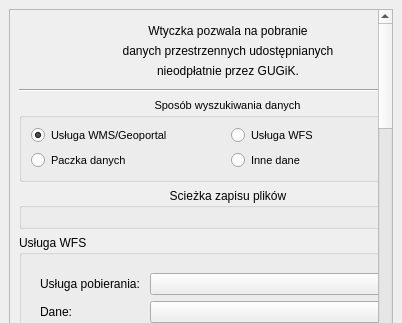
envirosolutionspl/pobieracz_danych_gugik, file pobieracz_danych_gugik_base.ui: the form before one commit; both pictures show x 0 to 402 and y 0 to 323 of the 402 by 919 pixel window.
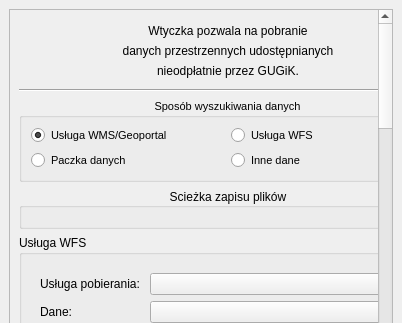
The form after the commit. Icons and pictures are not drawn. Custom widgets are drawn as their Qt base class.

Commit message: #104 zwijanie comboboxów dla powiatów, województw i gmin

What changed in the file:
```diff
--- a/pobieracz_danych_gugik_base.ui
+++ b/pobieracz_danych_gugik_base.ui
@@ -34,9 +34,9 @@
        <property name="geometry">
         <rect>
          <x>0</x>
-         <y>-59</y>
-         <width>361</width>
-         <height>1338</height>
+         <y>0</y>
+         <width>382</width>
+         <height>877</height>
         </rect>
        </property>
        <layout class="QVBoxLayout" name="verticalLayout_2">
@@ -144,9 +144,9 @@
           <property name="title">
            <string>Sposób wyszukiwania danych</string>
           </property>
-             <property name="alignment">
-              <set>Qt::AlignHCenter|Qt::AlignTop</set>
-             </property>          
+          <property name="alignment">
+           <set>Qt::AlignCenter</set>
+          </property>
           <layout class="QHBoxLayout" name="horizontalLayout_6">
            <item>
             <layout class="QGridLayout" name="gridLayout_8">
@@ -203,9 +203,9 @@
           <property name="title">
            <string>Scieżka zapisu plików</string>
           </property>
-             <property name="alignment">
-              <set>Qt::AlignHCenter|Qt::AlignTop</set>
-             </property>          
+          <property name="alignment">
+           <set>Qt::AlignCenter</set>
+          </property>
           <layout class="QVBoxLayout" name="verticalLayout_4">
            <item>
             <widget class="QgsFileWidget" name="folder_fileWidget"/>
```
Left out of the diff: 90 changed lines with no effect on the pictures.
